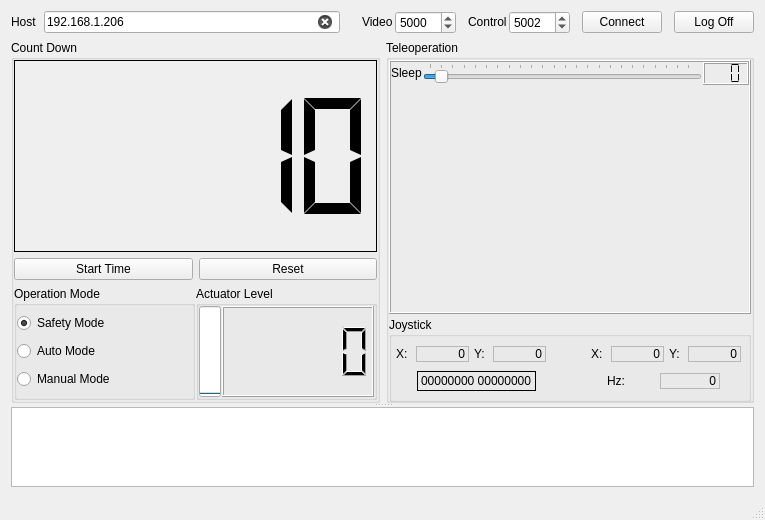
oxoocoffee/RMC_Panel_Monitor, file mainwindow.ui: the form before one commit.
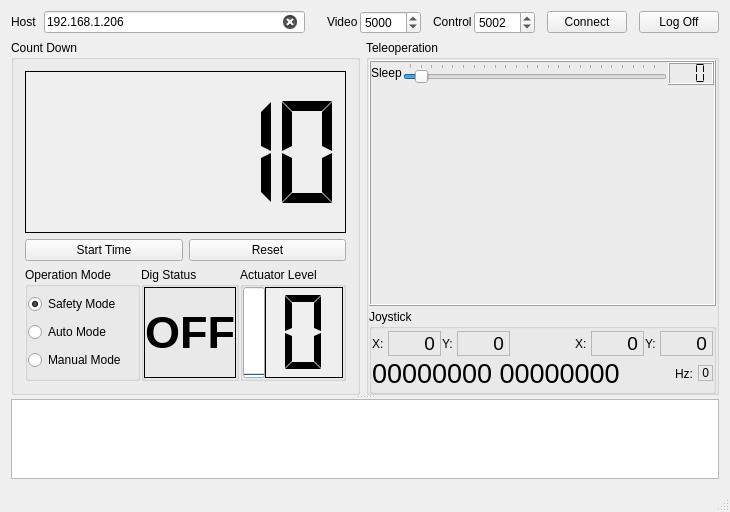
The form after the commit.

Commit message: Added Dig Status and sending it on network

Patch:
```diff
--- a/mainwindow.ui
+++ b/mainwindow.ui
@@ -6,8 +6,8 @@
    <rect>
     <x>0</x>
     <y>0</y>
-    <width>765</width>
-    <height>520</height>
+    <width>730</width>
+    <height>512</height>
    </rect>
   </property>
   <property name="sizePolicy">
@@ -18,8 +18,8 @@
   </property>
   <property name="minimumSize">
    <size>
-    <width>550</width>
-    <height>400</height>
+    <width>730</width>
+    <height>500</height>
    </size>
   </property>
   <property name="baseSize">
@@ -359,21 +359,6 @@
              <string>Count Down</string>
             </property>
             <layout class="QVBoxLayout" name="verticalLayout_8">
-             <property name="spacing">
-              <number>1</number>
-             </property>
-             <property name="leftMargin">
-              <number>0</number>
-             </property>
-             <property name="topMargin">
-              <number>0</number>
-             </property>
-             <property name="rightMargin">
-              <number>0</number>
-             </property>
-             <property name="bottomMargin">
-              <number>0</number>
-             </property>
              <item>
               <layout class="QVBoxLayout" name="verticalLayout_4">
                <item>
@@ -445,11 +430,23 @@
                  <item>
                   <widget class="QGroupBox" name="groupBox">
                    <property name="sizePolicy">
-                    <sizepolicy hsizetype="Preferred" vsizetype="Preferred">
+                    <sizepolicy hsizetype="Fixed" vsizetype="Preferred">
                      <horstretch>0</horstretch>
                      <verstretch>0</verstretch>
                     </sizepolicy>
                    </property>
+                   <property name="minimumSize">
+                    <size>
+                     <width>115</width>
+                     <height>0</height>
+                    </size>
+                   </property>
+                   <property name="maximumSize">
+                    <size>
+                     <width>115</width>
+                     <height>16777215</height>
+                    </size>
+                   </property>
                    <property name="autoFillBackground">
                     <bool>false</bool>
                    </property>
@@ -477,6 +474,12 @@
                     </property>
                     <item>
                      <widget class="QRadioButton" name="radioButtonSafe">
+                      <property name="sizePolicy">
+                       <sizepolicy hsizetype="Minimum" vsizetype="Fixed">
+                        <horstretch>0</horstretch>
+                        <verstretch>0</verstretch>
+                       </sizepolicy>
+                      </property>
                       <property name="text">
                        <string>Safety Mode</string>
                       </property>
@@ -502,11 +505,58 @@
                    </layout>
                   </widget>
                  </item>
+                 <item>
+                  <widget class="QGroupBox" name="groupBox_2">
+                   <property name="title">
+                    <string>Dig Status</string>
+                   </property>
+                   <layout class="QVBoxLayout" name="verticalLayout_10">
+                    <property name="spacing">
+                     <number>0</number>
+                    </property>
+                    <property name="leftMargin">
+                     <number>0</number>
+                    </property>
+                    <property name="topMargin">
+                     <number>0</number>
+                    </property>
+                    <property name="rightMargin">
+                     <number>0</number>
+                    </property>
+                    <property name="bottomMargin">
+                     <number>0</number>
+                    </property>
+                    <item>
+                     <widget class="QLabel" name="labelDig">
+                      <property name="font">
+                       <font>
+                        <pointsize>34</pointsize>
+                        <weight>75</weight>
+                        <bold>true</bold>
+                       </font>
+                      </property>
+                      <property name="frameShape">
+                       <enum>QFrame::Box</enum>
+                      </property>
+                      <property name="text">
+                       <string>OFF</string>
+                      </property>
+                      <property name="alignment">
+                       <set>Qt::AlignCenter</set>
+                      </property>
+                     </widget>
+                    </item>
+                   </layout>
+                  </widget>
+                 </item>
                  <item>
                   <widget class="QGroupBox" name="groupBoxActuator">
                    <property name="title">
                     <string>Actuator Level</string>
                    </property>
+                   <property name="flat">
+                    <bool>false</bool>
+                   </property>
                    <layout class="QHBoxLayout" name="horizontalLayout_10">
                     <property name="spacing">
                      <number>0</number>
@@ -526,7 +576,7 @@
                     <item>
                      <layout class="QHBoxLayout" name="horizontalLayout_4">
                       <property name="spacing">
-                       <number>1</number>
+                       <number>0</number>
                       </property>
                       <item>
                        <widget class="QProgressBar" name="progressBar">
@@ -570,12 +620,32 @@
                           <verstretch>0</verstretch>
                          </sizepolicy>
                         </property>
+                        <property name="font">
+                         <font>
+                          <pointsize>13</pointsize>
+                         </font>
+                        </property>
+                        <property name="autoFillBackground">
+                         <bool>true</bool>
+                        </property>
+                        <property name="frameShape">
+                         <enum>QFrame::Panel</enum>
+                        </property>
+                        <property name="frameShadow">
+                         <enum>QFrame::Plain</enum>
+                        </property>
                         <property name="lineWidth">
                          <number>1</number>
                         </property>
                         <property name="smallDecimalPoint">
                          <bool>false</bool>
                         </property>
+                        <property name="digitCount">
+                         <number>1</number>
+                        </property>
+                        <property name="segmentStyle">
+                         <enum>QLCDNumber::Flat</enum>
+                        </property>
                        </widget>
                       </item>
                      </layout>
@@ -860,6 +930,11 @@
                           <height>0</height>
                          </size>
                         </property>
+                        <property name="font">
+                         <font>
+                          <pointsize>14</pointsize>
+                         </font>
+                        </property>
                         <property name="frameShape">
                          <enum>QFrame::StyledPanel</enum>
                         </property>
@@ -898,6 +973,11 @@
                           <height>0</height>
                          </size>
                         </property>
+                        <property name="font">
+                         <font>
+                          <pointsize>14</pointsize>
+                         </font>
+                        </property>
                         <property name="frameShape">
                          <enum>QFrame::StyledPanel</enum>
                         </property>
@@ -915,7 +995,7 @@
                          <enum>Qt::Horizontal</enum>
                         </property>
                         <property name="sizeType">
-                         <enum>QSizePolicy::Minimum</enum>
+                         <enum>QSizePolicy::MinimumExpanding</enum>
                         </property>
                         <property name="sizeHint" stdset="0">
                          <size>
@@ -952,6 +1032,11 @@
                           <height>0</height>
                          </size>
                         </property>
+                        <property name="font">
+                         <font>
+                          <pointsize>14</pointsize>
+                         </font>
+                        </property>
                         <property name="frameShape">
                          <enum>QFrame::StyledPanel</enum>
                         </property>
@@ -990,6 +1075,11 @@
                           <height>0</height>
                          </size>
                         </property>
+                        <property name="font">
+                         <font>
+                          <pointsize>14</pointsize>
+                         </font>
+                        </property>
                         <property name="frameShape">
                          <enum>QFrame::StyledPanel</enum>
                         </property>
@@ -1005,6 +1095,9 @@
                     </item>
                     <item>
                      <layout class="QHBoxLayout" name="horizontalLayout_5">
+                      <property name="spacing">
+                       <number>1</number>
+                      </property>
                       <item>
                        <widget class="QLabel" name="labelBits">
                         <property name="sizePolicy">
@@ -1013,8 +1106,13 @@
                           <verstretch>0</verstretch>
                          </sizepolicy>
                         </property>
+                        <property name="font">
+                         <font>
+                          <pointsize>20</pointsize>
+                         </font>
+                        </property>
                         <property name="frameShape">
-                         <enum>QFrame::Box</enum>
+                         <enum>QFrame::NoFrame</enum>
                         </property>
                         <property name="text">
                          <string>00000000 00000000</string>
@@ -1033,7 +1131,7 @@
                          <enum>Qt::Horizontal</enum>
                         </property>
                         <property name="sizeType">
-                         <enum>QSizePolicy::Minimum</enum>
+                         <enum>QSizePolicy::MinimumExpanding</enum>
                         </property>
                         <property name="sizeHint" stdset="0">
                          <size>
@@ -1066,10 +1164,16 @@
                         </property>
                         <property name="minimumSize">
                          <size>
-                          <width>60</width>
+                          <width>0</width>
                           <height>0</height>
                          </size>
                         </property>
+                        <property name="maximumSize">
+                         <size>
+                          <width>53</width>
+                          <height>16777215</height>
+                         </size>
+                        </property>
                         <property name="frameShape">
                          <enum>QFrame::StyledPanel</enum>
                         </property>
```
The commit also changes 4 other files.
